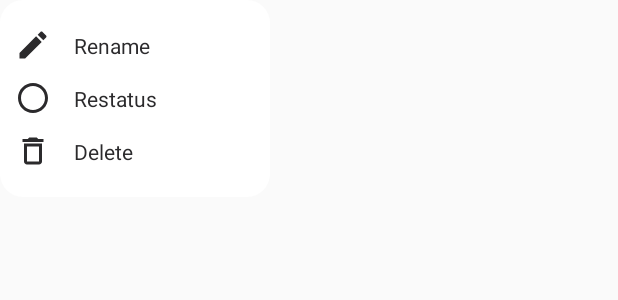
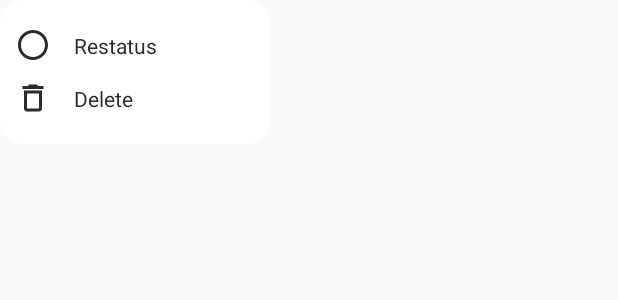
Before and after one commit to Kavrese/ProKeyboard, an Android app: the layout edit_lin.xml on its own in the app's theme, with its tools: preview values and no code run, on a phone screen of 412 x 824 dp. Shown: the top 300 px of the screen. Run offline under Robolectric (Android 15) with nearby library versions, the phone set to English and light mode, and no system bars.

Commit message:
add fun rename by already create task

```diff
--- a/app/src/main/java/com/example/prokeyboard/MyInterface.kt
+++ b/app/src/main/java/com/example/prokeyboard/MyInterface.kt
@@ -1,8 +1,10 @@
 package com.example.prokeyboard
 
+import android.widget.EditText
 import java.text.FieldPosition
 
 interface MyInterface{
     fun getAddSelectedPosition(position: Int){}
     fun getRemoveSelectedPosition(position: Int){}
+    fun clickEditTextItem(position: Int, editText: EditText)
 }
--- a/app/src/main/res/layout/activity_main.xml
+++ b/app/src/main/res/layout/activity_main.xml
@@ -1,9 +1,12 @@
 <?xml version="1.0" encoding="utf-8"?>
 <RelativeLayout
+    android:id="@+id/lin_main"
     xmlns:android="http://schemas.android.com/apk/res/android"
     xmlns:app="http://schemas.android.com/apk/res-auto"
     xmlns:tools="http://schemas.android.com/tools"
     android:layout_width="match_parent"
+    android:descendantFocusability="beforeDescendants"
+    android:focusableInTouchMode="true"
     tools:context=".MainActivity"
     android:layout_height="match_parent">
 
--- a/app/src/main/res/layout/edit_lin.xml
+++ b/app/src/main/res/layout/edit_lin.xml
@@ -15,20 +15,6 @@
         android:layout_width="match_parent"
         android:layout_height="match_parent"
         app:layoutDescription="@xml/edit_lin_scene">
-
-        <TextView
-            android:id="@+id/rename"
-            android:layout_width="match_parent"
-            android:layout_height="30dp"
-            android:layout_marginBottom="5dp"
-            android:drawableLeft="@drawable/pen"
-            android:drawablePadding="15dp"
-            android:gravity="center_vertical"
-            android:visibility="visible"
-            android:paddingLeft="10dp"
-            android:text="Rename"
-            android:textColor="@color/colorAccent"
-            app:layout_constraintBottom_toTopOf="@+id/status" />
 
         <TextView
             android:id="@+id/status"
--- a/app/src/main/res/layout/item_rec.xml
+++ b/app/src/main/res/layout/item_rec.xml
@@ -29,12 +29,16 @@
             android:textIsSelectable="false"
             android:translationY="-1dp" />
 
-        <TextView
+        <EditText
             android:id="@+id/name"
+            android:enabled="true"
+            android:singleLine="true"
+            android:imeOptions="actionDone"
             android:layout_width="0dp"
             android:layout_height="match_parent"
             android:layout_marginLeft="8dp"
             android:layout_weight="8"
+            android:background="@color/colorPrimary"
             android:gravity="center|left"
             android:text="TextView"
             android:textColor="@color/colorAccent"
--- a/app/src/main/res/xml/edit_lin_scene.xml
+++ b/app/src/main/res/xml/edit_lin_scene.xml
@@ -3,13 +3,6 @@
     xmlns:app="http://schemas.android.com/apk/res-auto">
 
     <ConstraintSet android:id="@+id/start">
-        <Constraint
-            android:id="@+id/rename"
-            android:layout_width="match_parent"
-            android:layout_height="30dp"
-            android:visibility="visible"
-            android:layout_marginBottom="5dp"
-            app:layout_constraintBottom_toTopOf="@+id/status" />
         <Constraint
             android:id="@+id/status"
             android:visibility="visible"
@@ -34,12 +27,6 @@
             app:layout_editor_absoluteX="16dp"
             app:layout_constraintBottom_toTopOf="parent" />
         <Constraint
-            android:id="@+id/rename"
-            android:layout_width="match_parent"
-            android:layout_height="30dp"
-            android:visibility="invisible"
-            app:layout_constraintBottom_toTopOf="parent" />
-        <Constraint
             android:id="@+id/delete"
             android:layout_width="match_parent"
             android:layout_height="30dp"
@@ -54,12 +41,6 @@
         android:id="@+id/tra_hide_show" >
         <KeyFrameSet >
             <KeyPosition
-                app:motionTarget="@+id/rename"
-                app:framePosition="20"
-                app:keyPositionType="pathRelative"
-                app:percentX="0.0"
-                app:percentY="0.0" />
-            <KeyPosition
                 app:motionTarget="@+id/status"
                 app:framePosition="20"
                 app:keyPositionType="pathRelative"
@@ -71,10 +52,6 @@
                 app:keyPositionType="pathRelative"
                 app:percentX="0.2" />
             <KeyAttribute
-                app:motionTarget="@+id/rename"
-                app:framePosition="10"
-                android:alpha="0" />
-            <KeyAttribute
                 app:motionTarget="@+id/status"
                 app:framePosition="10"
                 android:alpha="0" />
--- a/app/src/main/res/xml/item_rec_scene.xml
+++ b/app/src/main/res/xml/item_rec_scene.xml
@@ -34,9 +34,5 @@
         app:constraintSetEnd="@id/end"
         app:constraintSetStart="@+id/start"
         android:id="@+id/tra_item" >
-        <OnSwipe
-            app:dragDirection="dragLeft"
-            app:onTouchUp="autoCompleteToStart"
-            app:touchAnchorId="@id/lin_content"/>
     </Transition>
 </MotionScene>
```
Also changed, not shown: app/src/main/java/com/example/prokeyboard/Adapter.kt (+33 -4 lines), app/src/main/java/com/example/prokeyboard/MainActivity.kt (+18 -9 lines).
